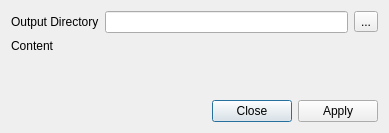
buganini/cluto, file ctie/listExportDialog.ui: the form before one commit.
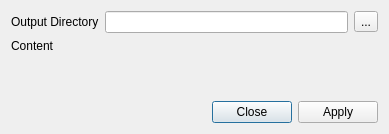
The form after the commit.

Commit message: fix UI racing issue for progress dialogs, show export running/finish message

```diff
--- a/ctie/listExportDialog.ui
+++ b/ctie/listExportDialog.ui
@@ -7,7 +7,7 @@
     <x>0</x>
     <y>0</y>
     <width>389</width>
-    <height>133</height>
+    <height>134</height>
    </rect>
   </property>
   <property name="windowTitle">
```
Left out of the diff: 7 changed lines with no effect on the pictures. The commit also changes 4 other files.
